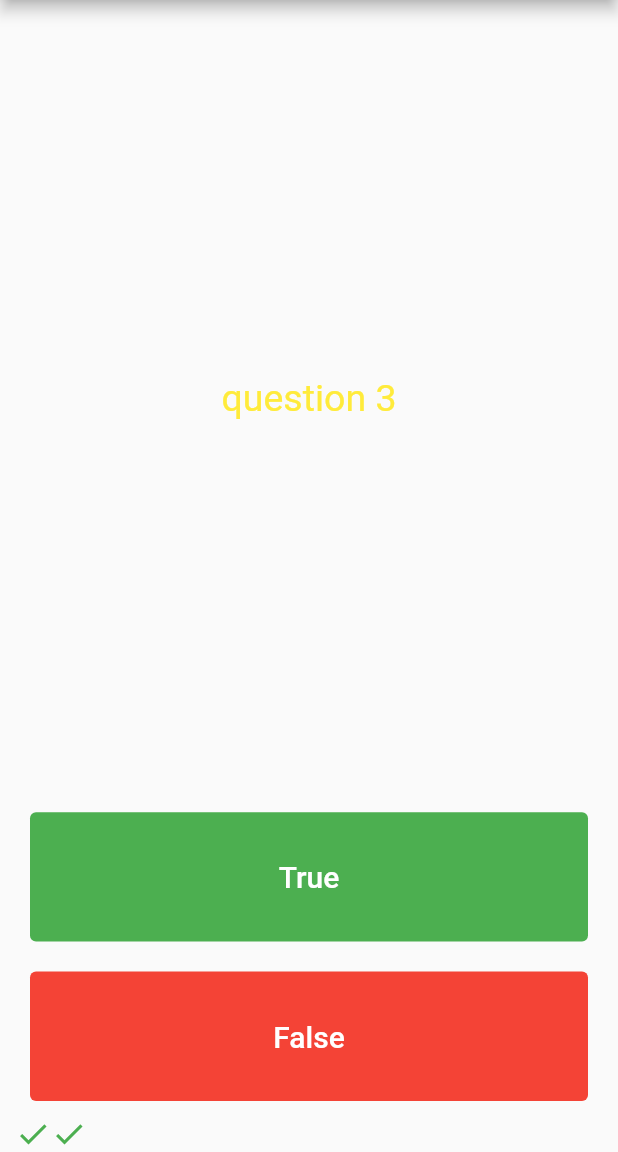
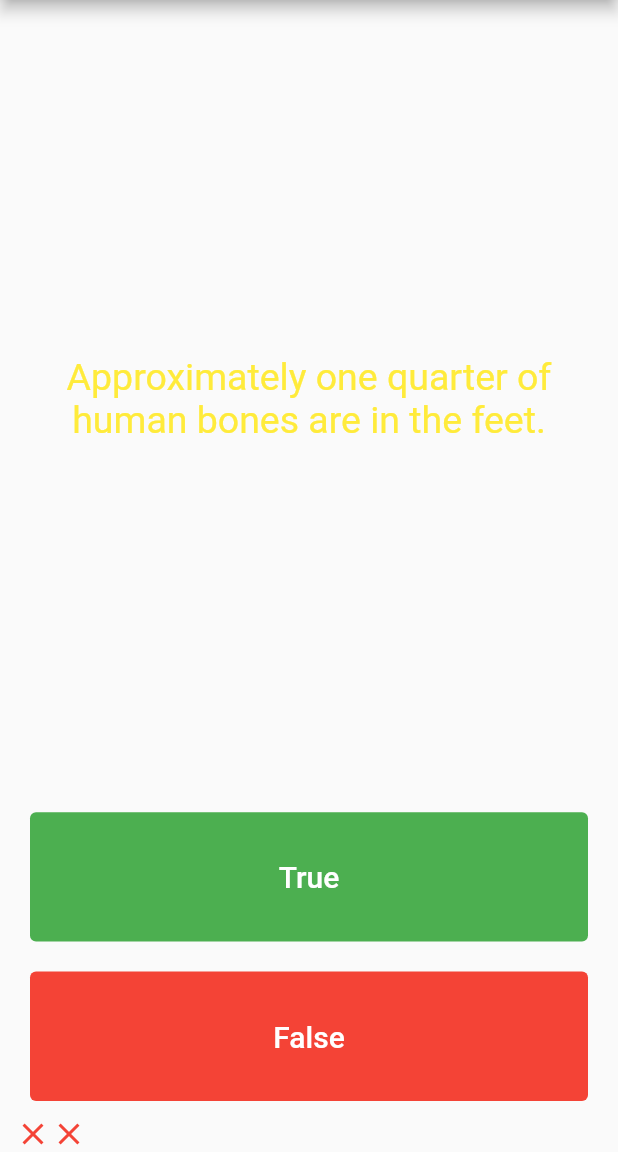
Before and after one commit to chandravamshi/flutter_quiz, a Flutter app: the screen it shows after launch, after a tap on "True", after a tap on "False", on a phone screen of 412 x 824 dp, the part 84-1236 px from its top. Run offline on Flutter 3.47's test engine with Material 2 defaults, Android fonts, the phone set to English and light mode, and no system bars.

Commit message:
more cleaner code with classs, inheritance, polymorphism and add rfluttteralert lib

```diff
--- /dev/null
+++ b/lib/classes/QuizBrain.dart
@@ -0,0 +1,52 @@
+import 'package:quiz/classes/Question.dart';
+
+class QuizBrain {
+  int _questionNumber = 0;
+  final List<Question> _questionBank = [
+    Question('Some cats are actually allergic to humans', true),
+    Question('You can lead a cow down stairs but not up stairs.', false),
+    Question('Approximately one quarter of human bones are in the feet.', true),
+    Question('A slug\'s blood is green.', true),
+    Question('Buzz Aldrin\'s mother\'s maiden name was \"Moon\".', true),
+    Question('It is illegal to pee in the Ocean in Portugal.', true),
+    Question(
+        'No piece of square dry paper can be folded in half more than 7 times.',
+        false),
+    Question(
+        'In London, UK, if you happen to die in the House of Parliament, you are technically entitled to a state funeral, because the building is considered too sacred a place.',
+        true),
+    Question(
+        'The loudest sound produced by any animal is 188 decibels. That animal is the African Elephant.',
+        false),
+    Question(
+        'The total surface area of two human lungs is approximately 70 square metres.',
+        true),
+    Question('Google was originally called \"Backrub\".', true),
+    Question(
+        'Chocolate affects a dog\'s heart and nervous system; a few ounces are enough to kill a small dog.',
+        true),
+    Question(
+        'In West Virginia, USA, if you accidentally hit an animal with your car, you are free to take it home to eat.',
+        true),
+  ];
+
+  void nextQuestion() {
+    if (_questionNumber < _questionBank.length - 1) {
+      _questionNumber++;
+    } else {
+      reset();
+    }
+  }
+
+  String getQuestionText() {
+    return _questionBank[_questionNumber].questionText;
+  }
+
+  bool getCorrectAnswer() {
+    return _questionBank[_questionNumber].questionAnswer;
+  }
+
+  void reset() {
+    _questionNumber = 0;
+  }
+}
--- a/lib/main.dart
+++ b/lib/main.dart
@@ -1,5 +1,7 @@
 import 'package:flutter/material.dart';
-import 'package:quiz/classes/Question.dart';
+import 'package:quiz/classes/QuizBrain.dart';
+
+QuizBrain quizBrain = QuizBrain();
 
 void main() {
   runApp(const MyApp());
@@ -36,21 +38,23 @@ class QuizPage extends StatefulWidget {
 class _QuizPageState extends State<QuizPage> {
   List<Widget> scoreKeeper = [];
 
-  List<String> questions = [
-    'question 1',
-    'question 2',
-    'question 3',
-    'question 4'
-  ];
-  List<bool> answers = [true, false, false, true];
-  int questionNumber = 0;
-
-  List<Question> qu = [
-    Question('question 1', true),
-    Question('question 2', false),
-    Question('question 3', false),
-    Question('question 4', true),
-  ];
+  void checkAnswer(bool userPickedAnswer) {
+    bool correctAnswer = quizBrain.getCorrectAnswer();
+    setState(() {
+      if (userPickedAnswer == correctAnswer) {
+        scoreKeeper.add(const Icon(
+          Icons.close,
+          color: Colors.red,
+        ));
+      } else {
+        scoreKeeper.add(const Icon(
+          Icons.check,
+          color: Colors.green,
+        ));
+      }
+      quizBrain.nextQuestion();
+    });
+  }
 
   @override
   Widget build(BuildContext context) {
@@ -64,7 +68,7 @@ class _QuizPageState extends State<QuizPage> {
               padding: const EdgeInsets.all(15.0),
               child: Center(
                   child: Text(
-                questions[questionNumber],
+                quizBrain.getQuestionText(),
                 textAlign: TextAlign.center,
                 style: const TextStyle(fontSize: 25.0, color: Colors.yellow),
               )),
@@ -76,26 +80,7 @@ class _QuizPageState extends State<QuizPage> {
               style: const ButtonStyle(
                   backgroundColor: MaterialStatePropertyAll(Colors.green)),
               onPressed: () {
-                bool correctAnswer = answers[questionNumber];
-                if (correctAnswer == true) {
-                  scoreKeeper.add(const Icon(
-                    Icons.check,
-                    color: Colors.green,
-                  ));
-                } else {
-                  scoreKeeper.add(const Icon(
-                    Icons.close,
-                    color: Colors.red,
-                  ));
-                }
-                setState(() {
-                  if (questionNumber == 3) {
-                    scoreKeeper = [];
-                    questionNumber = 0;
-                  } else {
-                    questionNumber++;
-                  }
-                });
+                checkAnswer(true);
               },
               child: const Text(
                 'True',
@@ -109,26 +94,7 @@ class _QuizPageState extends State<QuizPage> {
               style: const ButtonStyle(
                   backgroundColor: MaterialStatePropertyAll(Colors.red)),
               onPressed: () {
-                bool correctAnswer = answers[questionNumber];
-                if (correctAnswer == false) {
-                  scoreKeeper.add(const Icon(
-                    Icons.check,
-                    color: Colors.green,
-                  ));
-                } else {
-                  scoreKeeper.add(const Icon(
-                    Icons.close,
-                    color: Colors.red,
-                  ));
-                }
-                setState(() {
-                  if (questionNumber == 3) {
-                    scoreKeeper = [];
-                    questionNumber = 0;
-                  } else {
-                    questionNumber++;
-                  }
-                });
+                checkAnswer(false);
               },
               child: const Text(
                 'False',
--- a/pubspec.yaml
+++ b/pubspec.yaml
@@ -35,6 +35,7 @@ dependencies:
   # The following adds the Cupertino Icons font to your application.
   # Use with the CupertinoIcons class for iOS style icons.
   cupertino_icons: ^1.0.2
+  rflutter_alert: ^2.0.4
 
 dev_dependencies:
   flutter_test:
```
Also changed, not shown: pubspec.lock.
